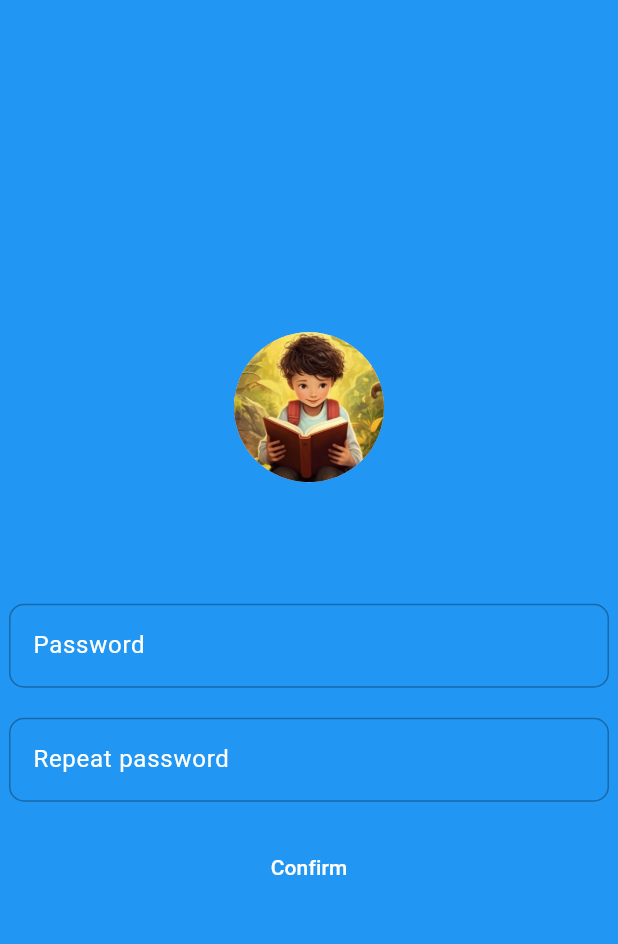
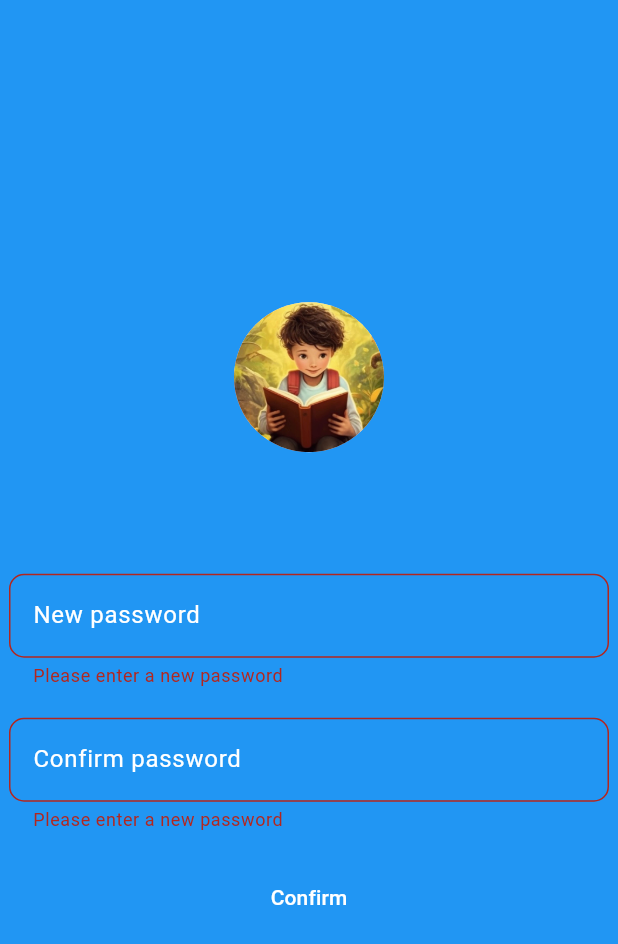
Before and after one commit to josephcavanna/personal_blog_v2, a Flutter app: the ResetPassword screen opened directly, after a tap on "Confirm", on a phone screen of 412 x 824 dp. Shown: the top 944 px of the screen. Run offline on Flutter 3.47's test engine with Material 3 defaults, Android fonts, the light colour scheme and no system bars; our stand-ins replace font_awesome_flutter, supabase_flutter, url_strategy; accounts and stored records are empty; network calls fail.

Commit message:
Added reset password flow

```diff
--- a/lib/components/about_content.dart
+++ b/lib/components/about_content.dart
@@ -28,7 +28,7 @@ class AboutContent extends StatelessWidget {
                     height: 15,
                   ),
                   Text(
-                    'Joseph is a Spanish/Australian flutter developer living in the Netherlands. His journey with Flutter & Dart started in October 2020, learning to code in his spare time. This led him to building his first app with Flutter: BabyGrowth.',
+                    'Joseph is a Spanish/Australian software developer living in the Netherlands. His journey started with Flutter & Dart in October 2020, learning to code in his spare time. This led him to building his first app with Flutter: BabyGrowth.',
                     textAlign: TextAlign.center,
                     style: Constants.kAboutStyle,
                   ),
@@ -36,7 +36,7 @@ class AboutContent extends StatelessWidget {
                     height: 15,
                   ),
                   Text(
-                    'He is currently pursuing a career in app development, as he continues to learn and build things with Flutter.',
+                    'He is currently pursuing a career in software development, with a focus on mobile app development.',
                     textAlign: TextAlign.center,
                     style: Constants.kAboutStyle,
                   ),
--- a/lib/components/profile.dart
+++ b/lib/components/profile.dart
@@ -37,7 +37,7 @@ class Profile extends StatelessWidget {
                     radius: radius),
               ),
               SizedBox(height: 25),
-              Text('FLUTTER DEVELOPER', style: Constants.kJobTitle),
+              Text('SOFTWARE DEVELOPER', style: Constants.kJobTitle),
               SizedBox(height: 15),
               Text(
                 'Joseph Cavanna',
--- a/lib/main.dart
+++ b/lib/main.dart
@@ -4,7 +4,6 @@ import 'package:personal_blog_v2/routing/home_router_delegate.dart';
 import 'package:supabase_flutter/supabase_flutter.dart';
 import 'package:personal_blog_v2/api/api_key.dart';
 import 'package:url_strategy/url_strategy.dart';
-
 import 'routing/home_route_information_parser.dart';
 
 void main() async {
--- a/lib/routing/home_route_information_parser.dart
+++ b/lib/routing/home_route_information_parser.dart
@@ -6,7 +6,6 @@ class HomeRouteInformationParser extends RouteInformationParser<HomeRoutePath> {
   Future<HomeRoutePath> parseRouteInformation(
       RouteInformation routeInformation) async {
     final uri = routeInformation.uri;
-    print('uri: ${uri.pathSegments.length}');
 
     if (uri.pathSegments.length == 0) {
       return HomeRoutePath.home();
@@ -22,19 +21,14 @@ class HomeRouteInformationParser extends RouteInformationParser<HomeRoutePath> {
   @override
   RouteInformation restoreRouteInformation(HomeRoutePath path) {
     if (path.isUnknown) {
-      print('path is unknown');
       return RouteInformation(uri: Uri.parse('/404'));
     }
     if (path.isHomePage) {
-      print('path is home');
       return RouteInformation(uri: Uri.parse('/'));
     }
     if (path.isOtherPage) {
-      print('path is other page');
-      print(path.pathName);
       return RouteInformation(uri: Uri.parse('/${path.pathName}'));
     }
-    print('path is 4th option');
     return RouteInformation(uri: Uri.parse('/404'));
   }
 }
--- a/lib/routing/routes_name.dart
+++ b/lib/routing/routes_name.dart
@@ -3,4 +3,5 @@ class RoutesName {
   static const String about = 'about';
   static const String projects = 'projects';
   static const String resetPassword = 'reset_password';
+  static const String forgotPassword = 'forgot_password';
 }
--- a/lib/screens/reset_password.dart
+++ b/lib/screens/reset_password.dart
@@ -1,6 +1,7 @@
 import 'package:flutter/material.dart';
 import 'package:personal_blog_v2/routing/routes_name.dart';
 import '../methods/auth.dart';
+import 'home_page.dart';
 
 class ResetPassword extends StatefulWidget {
   static const String id = RoutesName.resetPassword;
@@ -14,9 +15,19 @@ class _ResetPasswordState extends State<ResetPassword> {
   TextEditingController repeatPasswordController = TextEditingController();
   TextEditingController passwordController = TextEditingController();
   final auth = Auth();
+  final _formKey = GlobalKey<FormState>();
 
   Widget formField(String labelText, TextEditingController controller) {
-    return TextField(
+    return TextFormField(
+      validator: (value) {
+        if (value == null || value.isEmpty) {
+          return 'Please enter a new password';
+        } else if (passwordController.text != repeatPasswordController.text) {
+          return 'Passwords do not match';
+        } else {
+          return null;
+        }
+      },
       style: const TextStyle(color: Colors.white),
       controller: controller,
       decoration: InputDecoration(
@@ -41,11 +52,11 @@ class _ResetPasswordState extends State<ResetPassword> {
 
   @override
   Widget build(BuildContext context) {
-    final email = auth.currentUserEmail();
     return Scaffold(
       backgroundColor: Colors.blue,
       body: Center(
         child: Form(
+          key: _formKey,
           child: SizedBox(
             width: 400,
             child: Column(
@@ -60,7 +71,7 @@ class _ResetPasswordState extends State<ResetPassword> {
                   height: 20,
                 ),
                 Text(
-                  email ?? 'Bedtime Story AI - Password reset',
+                  supabase.auth.currentUser?.email ?? 'No token',
                   style: TextStyle(
                     color: Colors.white,
                     fontSize: 14,
@@ -69,29 +80,16 @@ class _ResetPasswordState extends State<ResetPassword> {
                 SizedBox(
                   height: 40,
                 ),
-                formField('Password', passwordController),
+                formField('New password', passwordController),
                 SizedBox(
                   height: 20,
                 ),
-                formField('Repeat password', repeatPasswordController),
+                formField('Confirm password', repeatPasswordController),
                 SizedBox(
                   height: 20,
                 ),
                 MaterialButton(
-                  onPressed: () {
-                    if (passwordController.text ==
-                        repeatPasswordController.text) {
-                      // Update password
-                      auth.updatePassword(passwordController.text);
-                    } else {
-                      showAboutDialog(
-                        context: context,
-                        children: const [
-                          Text('Passwords do not match'),
-                        ],
-                      );
-                    }
-                  },
+                  onPressed: resetPassword,
                   child: const Text(
                     'Confirm',
                     style: TextStyle(color: Colors.white),
@@ -104,4 +102,39 @@ class _ResetPasswordState extends State<ResetPassword> {
       ),
     );
   }
+
+  resetPassword() async {
+    if (_formKey.currentState!.validate()) {
+      final response = await auth.updatePassword(passwordController.text);
+      if (response == null) {
+        await auth.signOut();
+        showDialog(
+            context: context,
+            builder: (BuildContext context) {
+              return AlertDialog(
+                title: const Text('Password updated'),
+                content:
+                    const Text('Press OK to be redirected to the home page.'),
+                actions: [
+                  TextButton(
+                    onPressed: () {
+                      Navigator.pop(context);
+                      Navigator.push(context, MaterialPageRoute(builder: (context) {
+          return const HomePage();
+        }));
+                    },
+                    child: const Text('OK'),
+                  ),
+                ],
+              );
+            });
+      } else {
+        ScaffoldMessenger.of(context).showSnackBar(
+          SnackBar(
+            content: Text(response),
+          ),
+        );
+      }
+    }
+  }
 }
```
Also changed, not shown: lib/methods/auth.dart (+32 -5 lines), lib/routing/home_router_delegate.dart (+4 -4 lines), lib/screens/forgot_password.dart (added, +106 -0 lines), pubspec.lock, 6 other files.
